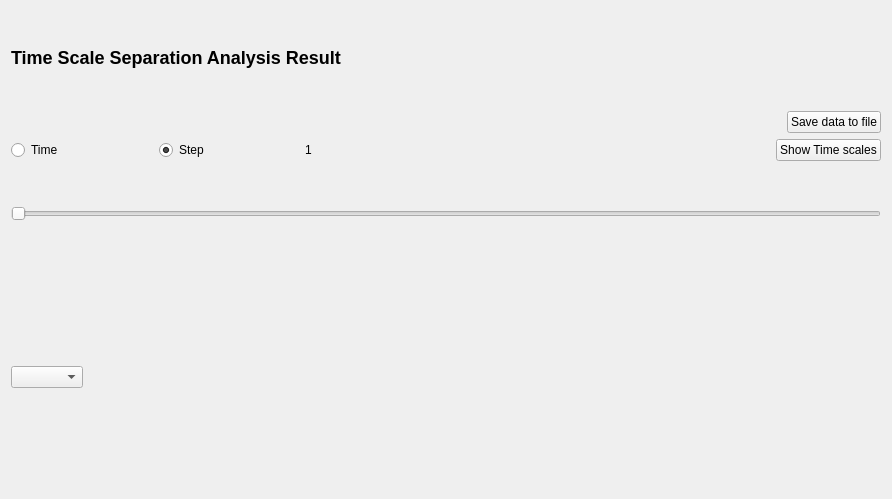
Before: the Qt Designer form copasi/UI/CQTSSAResultSubWidget.ui in copasi/COPASI, drawn with Qt 5.
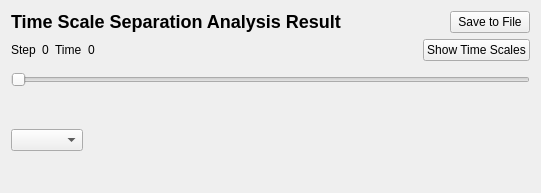
After: the same form once the commit is applied. Custom widgets are drawn as their Qt base class.

The edit to the form file:
```diff
--- a/copasi/UI/CQTSSAResultSubWidget.ui
+++ b/copasi/UI/CQTSSAResultSubWidget.ui
@@ -20,8 +20,8 @@
    <rect>
     <x>0</x>
     <y>0</y>
-    <width>892</width>
-    <height>499</height>
+    <width>541</width>
+    <height>193</height>
    </rect>
   </property>
   <property name="sizePolicy">
@@ -35,6 +35,8 @@
   </property>
   <layout class="QVBoxLayout" name="verticalLayout">
    <item>
+    <layout class="QHBoxLayout" name="horizontalLayout_3">
+     <item>
     <widget class="QLabel" name="mpLblResult">
      <property name="sizePolicy">
       <sizepolicy hsizetype="MinimumExpanding" vsizetype="Preferred">
@@ -52,8 +54,6 @@
     </widget>
    </item>
    <item>
-    <layout class="QGridLayout" name="gridLayout_2">
-     <item row="0" column="0">
       <spacer name="spacer">
        <property name="orientation">
         <enum>Qt::Horizontal</enum>
@@ -63,13 +63,13 @@
        </property>
        <property name="sizeHint" stdset="0">
         <size>
-         <width>608</width>
+         <width>108</width>
          <height>20</height>
         </size>
        </property>
       </spacer>
      </item>
-     <item row="0" column="1">
+     <item>
       <widget class="QPushButton" name="ButtonSaveData">
        <property name="sizePolicy">
         <sizepolicy hsizetype="Minimum" vsizetype="Fixed">
@@ -78,7 +78,7 @@
         </sizepolicy>
        </property>
        <property name="text">
-        <string>Save data to file</string>
+        <string>Save to File</string>
        </property>
       </widget>
      </item>
@@ -87,61 +87,30 @@
    <item>
     <layout class="QHBoxLayout" name="horizontalLayout_2">
      <item>
-      <widget class="QRadioButton" name="mpButton1">
-       <property name="text">
-        <string>Time</string>
-       </property>
-       <property name="checked">
-        <bool>false</bool>
-       </property>
-      </widget>
-     </item>
-     <item>
-      <spacer name="spacer_3">
-       <property name="orientation">
-        <enum>Qt::Horizontal</enum>
-       </property>
-       <property name="sizeType">
-        <enum>QSizePolicy::Expanding</enum>
-       </property>
-       <property name="sizeHint" stdset="0">
-        <size>
-         <width>18</width>
-         <height>20</height>
-        </size>
-       </property>
-      </spacer>
-     </item>
-     <item>
-      <widget class="QRadioButton" name="mpButton2">
+      <widget class="QLabel" name="label">
        <property name="text">
         <string>Step</string>
        </property>
-       <property name="checked">
-        <bool>true</bool>
+      </widget>
+     </item>
+     <item>
+      <widget class="QLabel" name="mpLabelStep">
+       <property name="text">
+        <string>0</string>
        </property>
       </widget>
      </item>
      <item>
-      <spacer name="spacer_4">
-       <property name="orientation">
-        <enum>Qt::Horizontal</enum>
+      <widget class="QLabel" name="label_2">
+       <property name="text">
+        <string>Time</string>
        </property>
-       <property name="sizeType">
-        <enum>QSizePolicy::Expanding</enum>
-       </property>
-       <property name="sizeHint" stdset="0">
-        <size>
-         <width>18</width>
-         <height>20</height>
-        </size>
-       </property>
-      </spacer>
+      </widget>
      </item>
      <item>
       <widget class="QLabel" name="mpLabel">
        <property name="text">
-        <string>1</string>
+        <string>0</string>
        </property>
       </widget>
      </item>
@@ -152,7 +121,7 @@
        </property>
        <property name="sizeHint" stdset="0">
         <size>
-         <width>458</width>
+         <width>40</width>
          <height>20</height>
         </size>
        </property>
@@ -167,7 +136,7 @@
         </sizepolicy>
        </property>
        <property name="text">
-        <string>Show Time scales</string>
+        <string>Show Time Scales</string>
        </property>
       </widget>
      </item>
@@ -243,17 +212,17 @@
  </widget>
  <layoutdefault spacing="6" margin="11"/>
  <customwidgets>
-  <customwidget>
-   <class>CopasiWidget</class>
-   <extends>QWidget</extends>
-   <header>copasi/UI/copasiWidget.h</header>
-   <container>1</container>
-  </customwidget>
   <customwidget>
    <class>CQArrayAnnotationsWidget</class>
    <extends>QWidget</extends>
    <header>copasi/UI/CQArrayAnnotationsWidget.h</header>
   </customwidget>
+  <customwidget>
+   <class>CopasiWidget</class>
+   <extends>QWidget</extends>
+   <header>copasi/UI/copasiWidget.h</header>
+   <container>1</container>
+  </customwidget>
   <customwidget>
    <class>CQTSSATimeScaleWidget</class>
    <extends>QWidget</extends>
```
Left out of the diff: 12 changed lines with no effect on the pictures. Lines whose indentation alone changed are shown as unchanged.
